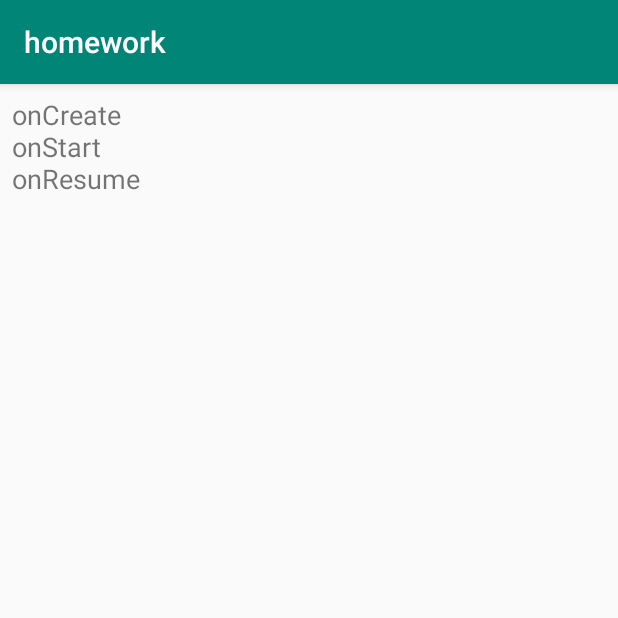
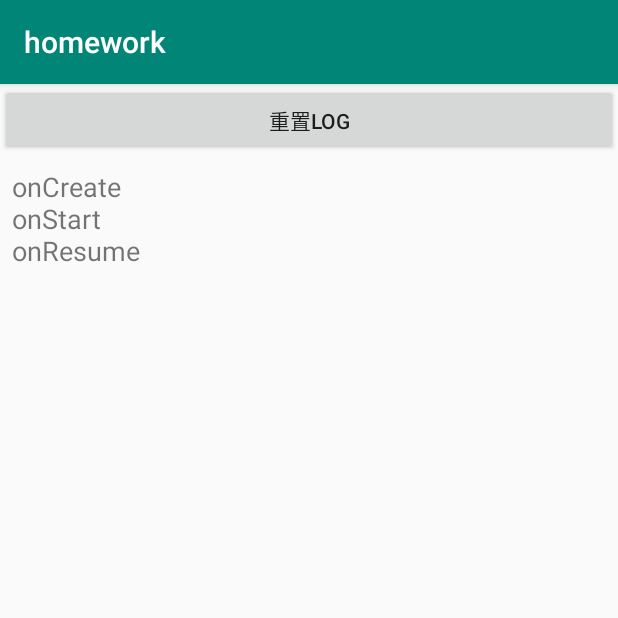
Before and after one commit to fff0613/HomeworkTwo, an Android app: the Exercises1 screen opened directly, with no data from a screen before it, on a phone screen of 412 x 824 dp, the top half of it. Run offline under Robolectric (Android 15) with nearby library versions, the phone set to English and light mode, and no system bars.

Commit message:
Update activity_exercises1.xml

```diff
--- a/homework/src/main/res/layout/activity_exercises1.xml
+++ b/homework/src/main/res/layout/activity_exercises1.xml
@@ -3,6 +3,12 @@
     android:layout_width="match_parent"
     android:layout_height="match_parent"
     android:orientation="vertical">
+
+    <Button
+        android:layout_width="match_parent"
+        android:layout_height="wrap_content"
+        android:onClick="resetLifecycleDisplay"
+        android:text="重置log" />
 
     <ScrollView
         android:layout_width="match_parent"
```
